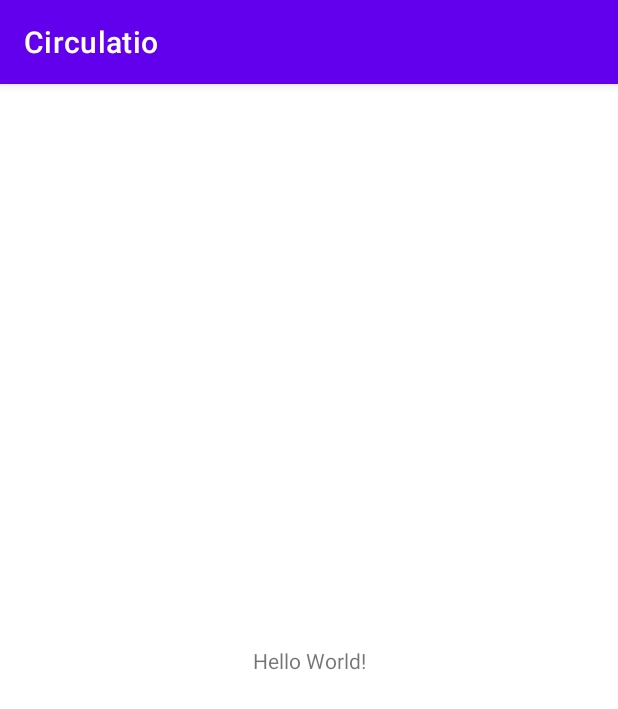
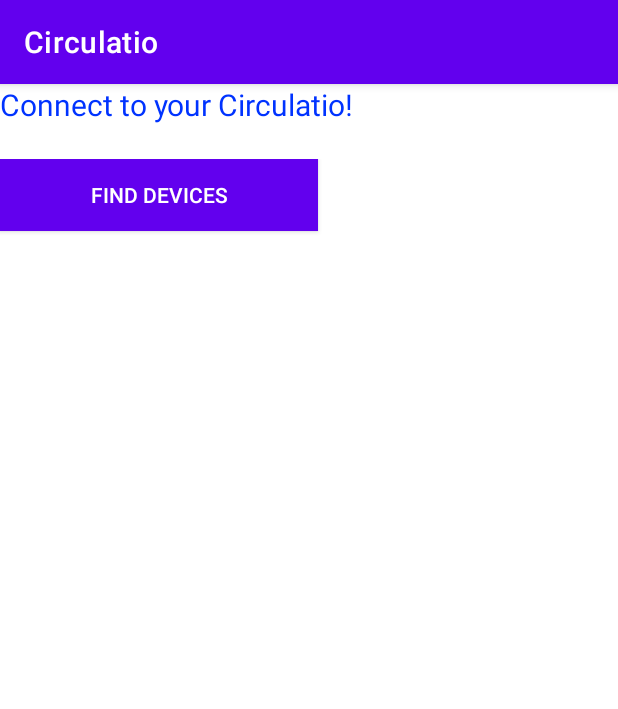
Before and after one commit to umuttkartal/sdp_app, an Android app: the screen it shows after launch (MainActivity), on a phone screen of 412 x 824 dp. Shown: the top 709 px of the screen. Run offline under Robolectric (Android 15) with nearby library versions, the phone set to English and light mode, and no system bars.

Commit message:
bluetooth functionalities

```diff
--- a/app/src/main/AndroidManifest.xml
+++ b/app/src/main/AndroidManifest.xml
@@ -1,6 +1,11 @@
 <?xml version="1.0" encoding="utf-8"?>
 <manifest xmlns:android="http://schemas.android.com/apk/res/android"
     package="com.example.circulatio">
+
+    <uses-permission android:name="android.permission.BLUETOOTH_CONNECT" />
+    <uses-permission android:name="android.permission.BLUETOOTH_SCAN" />
+    <uses-permission android:name="android.permission.BLUETOOTH" />
+    <uses-permission android:name="android.permission.BLUETOOTH_ADMIN" />
 
     <application
         android:allowBackup="true"
@@ -9,6 +14,7 @@
         android:roundIcon="@mipmap/ic_launcher_round"
         android:supportsRtl="true"
         android:theme="@style/Theme.Circulatio">
+        <activity android:name=".BLE"></activity>
         <activity
             android:name=".MainActivity"
             android:exported="true">
--- a/app/src/main/java/com/example/circulatio/MainActivity.java
+++ b/app/src/main/java/com/example/circulatio/MainActivity.java
@@ -2,13 +2,81 @@ package com.example.circulatio;
 
 import androidx.appcompat.app.AppCompatActivity;
 
+import android.bluetooth.BluetoothAdapter;
+import android.bluetooth.BluetoothDevice;
+import android.content.Intent;
 import android.os.Bundle;
+import android.view.View;
+import android.widget.AdapterView;
+import android.widget.ArrayAdapter;
+import android.widget.Button;
+import android.widget.ListView;
+import android.widget.TextView;
+import android.widget.Toast;
+
+import java.util.ArrayList;
+import java.util.Set;
 
 public class MainActivity extends AppCompatActivity {
+    private BluetoothAdapter myBluetooth = null;
+    private Set<BluetoothDevice> pairedDevices;
+    public static String EXTRA_ADDRESS = "98:D3:32:31:30:0F";
+    ListView devicelist;
 
     @Override
     protected void onCreate(Bundle savedInstanceState) {
         super.onCreate(savedInstanceState);
         setContentView(R.layout.activity_main);
+        Button btnPaired;
+
+        btnPaired = (Button) findViewById(R.id.button);
+        devicelist = (ListView) findViewById(R.id.listView);
+
+        myBluetooth = BluetoothAdapter.getDefaultAdapter();
+        if ( myBluetooth==null ) {
+            Toast.makeText(getApplicationContext(), "Bluetooth device not available", Toast.LENGTH_LONG).show();
+            finish();
+        }
+        else if ( !myBluetooth.isEnabled() ) {
+            Intent turnBTon = new Intent(BluetoothAdapter.ACTION_REQUEST_ENABLE);
+            startActivityForResult(turnBTon, 1);
+        }
+
+        btnPaired.setOnClickListener(new View.OnClickListener() {
+            @Override
+            public void onClick(View v) {
+                pairedDevicesList();
+            }
+        });
+
     }
+
+    private void pairedDevicesList () {
+        pairedDevices = myBluetooth.getBondedDevices();
+        ArrayList list = new ArrayList();
+
+        if ( pairedDevices.size() > 0 ) {
+            for ( BluetoothDevice bt : pairedDevices ) {
+                list.add(bt.getName().toString() + "\n" + bt.getAddress().toString());
+            }
+        } else {
+            Toast.makeText(getApplicationContext(), "No Paired Bluetooth Devices Found.", Toast.LENGTH_LONG).show();
+        }
+
+        final ArrayAdapter adapter = new ArrayAdapter(this, android.R.layout.simple_list_item_1, list);
+        devicelist.setAdapter(adapter);
+        devicelist.setOnItemClickListener(myListClickListener);
+    }
+
+    private AdapterView.OnItemClickListener myListClickListener = new AdapterView.OnItemClickListener() {
+        @Override
+        public void onItemClick(AdapterView<?> parent, View view, int position, long id) {
+            String info = ((TextView) view).getText().toString();
+            String address = info.substring(info.length()-17);
+
+            Intent i = new Intent(MainActivity.this, BLE.class);
+            i.putExtra(EXTRA_ADDRESS, address);
+            startActivity(i);
+        }
+    };
 }
--- a/app/src/main/res/layout/activity_main.xml
+++ b/app/src/main/res/layout/activity_main.xml
@@ -6,13 +6,58 @@
     android:layout_height="match_parent"
     tools:context=".MainActivity">
 
-    <TextView
-        android:layout_width="wrap_content"
-        android:layout_height="wrap_content"
-        android:text="Hello World!"
-        app:layout_constraintBottom_toBottomOf="parent"
-        app:layout_constraintLeft_toLeftOf="parent"
-        app:layout_constraintRight_toRightOf="parent"
-        app:layout_constraintTop_toTopOf="parent" />
+    <LinearLayout
+        android:layout_width="match_parent"
+        android:layout_height="match_parent"
+        android:orientation="vertical"
+        tools:layout_editor_absoluteX="8dp"
+        tools:layout_editor_absoluteY="8dp">
+
+        <LinearLayout
+            android:layout_width="match_parent"
+            android:layout_height="wrap_content"
+            android:orientation="horizontal">
+
+            <TextView
+                android:id="@+id/textView"
+                android:layout_width="0dp"
+                android:layout_height="50dp"
+                android:layout_weight="1"
+                android:text="@string/connect_device"
+                android:textColor="#0033FF"
+                android:textSize="20sp"
+                tools:layout_editor_absoluteX="168dp"
+                tools:layout_editor_absoluteY="134dp" />
+
+
+        </LinearLayout>
+
+        <LinearLayout
+
+            android:layout_width="match_parent"
+            android:layout_height="match_parent">
+
+            <Button
+                android:id="@+id/button"
+                style="@style/Widget.AppCompat.Button.Colored"
+                android:layout_width="match_parent"
+                android:layout_height="wrap_content"
+                android:layout_weight="1"
+                android:background="@android:color/holo_blue_light"
+                android:text="@string/find_devices"
+                tools:layout_editor_absoluteX="190dp"
+                tools:layout_editor_absoluteY="183dp" />
+
+            <ListView
+                android:id="@+id/listView"
+                android:layout_width="200dp"
+                android:layout_height="match_parent"
+                android:layout_marginStart="0dp"
+                android:footerDividersEnabled="false"
+                tools:layout_editor_absoluteX="8dp"
+                tools:layout_editor_absoluteY="8dp" />
+        </LinearLayout>
+
+    </LinearLayout>
 
 </androidx.constraintlayout.widget.ConstraintLayout>
```
Also changed, not shown: app/src/main/java/com/example/circulatio/BLE.java (added, +279 -0 lines), app/src/main/res/layout/ble_act.xml (added, +110 -0 lines), app/src/main/res/values/strings.xml (+11 -0 lines).
